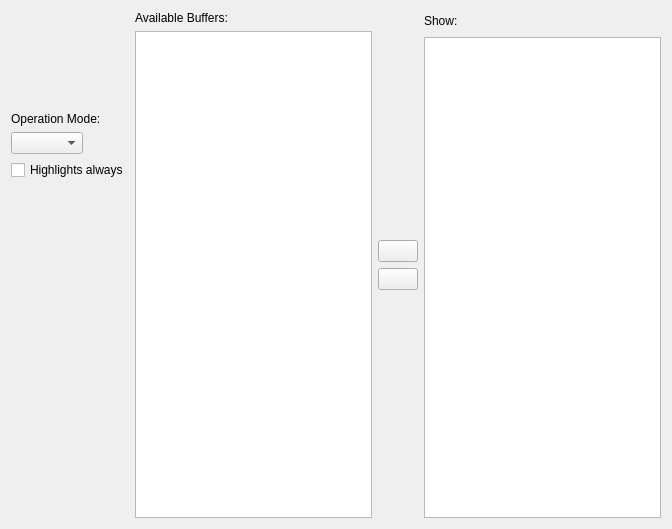
Before: the Qt Designer form src/qtui/settingspages/chatmonitorsettingspage.ui in quassel/quassel, drawn with Qt 5.
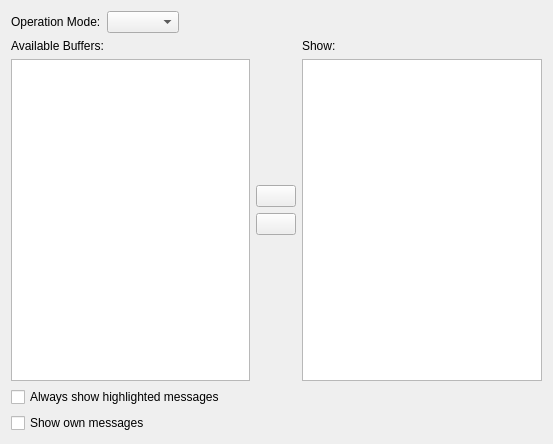
After: the same form once the commit is applied. Icons and pictures are not drawn. Custom widgets are drawn as their Qt base class.

What changed in the file:
```diff
--- a/src/qtui/settingspages/chatmonitorsettingspage.ui
+++ b/src/qtui/settingspages/chatmonitorsettingspage.ui
@@ -5,29 +5,16 @@
    <rect>
     <x>0</x>
     <y>0</y>
-    <width>672</width>
-    <height>529</height>
+    <width>553</width>
+    <height>444</height>
    </rect>
   </property>
   <property name="windowTitle" >
    <string>Form</string>
   </property>
-  <layout class="QHBoxLayout" name="horizontalLayout_3" >
+  <layout class="QVBoxLayout" name="verticalLayout_4" >
    <item>
-    <layout class="QVBoxLayout" name="verticalLayout_3" >
-     <item>
-      <spacer name="verticalSpacer_4" >
-       <property name="orientation" >
-        <enum>Qt::Vertical</enum>
-       </property>
-       <property name="sizeHint" stdset="0" >
-        <size>
-         <width>20</width>
-         <height>40</height>
-        </size>
-       </property>
-      </spacer>
-     </item>
+    <layout class="QHBoxLayout" name="horizontalLayout_2" >
      <item>
       <widget class="QLabel" name="label" >
        <property name="text" >
@@ -36,8 +23,6 @@
       </widget>
      </item>
      <item>
-      <layout class="QHBoxLayout" name="horizontalLayout_2" >
-       <item>
         <widget class="QComboBox" name="operationMode" >
          <property name="toolTip" >
           <string>&lt;!DOCTYPE HTML PUBLIC "-//W3C//DTD HTML 4.0//EN" "http://www.w3.org/TR/REC-html40/strict.dtd">
@@ -51,7 +36,7 @@
         </widget>
        </item>
        <item>
-        <spacer name="horizontalSpacer_2" >
+      <spacer name="horizontalSpacer" >
          <property name="orientation" >
           <enum>Qt::Horizontal</enum>
          </property>
@@ -66,32 +51,9 @@
       </layout>
      </item>
      <item>
-      <widget class="QCheckBox" name="highlightAlways" >
-       <property name="toolTip" >
-        <string>Show highlights in chatmonitor even if the originating buffer is ignored</string>
-       </property>
-       <property name="text" >
-        <string>Highlights always</string>
-       </property>
-      </widget>
-     </item>
+    <layout class="QHBoxLayout" name="horizontalLayout" >
      <item>
-      <spacer name="verticalSpacer_3" >
-       <property name="orientation" >
-        <enum>Qt::Vertical</enum>
-       </property>
-       <property name="sizeHint" stdset="0" >
-        <size>
-         <width>20</width>
-         <height>338</height>
-        </size>
-       </property>
-      </spacer>
-     </item>
-    </layout>
-   </item>
-   <item>
-    <layout class="QVBoxLayout" >
+      <layout class="QVBoxLayout" name="verticalLayout_3" >
      <item>
       <widget class="QLabel" name="labelAvailableBuffers" >
        <property name="text" >
@@ -167,8 +129,6 @@
    <item>
     <layout class="QVBoxLayout" name="verticalLayout_2" >
      <item>
-      <layout class="QHBoxLayout" name="horizontalLayout" >
-       <item>
         <widget class="QLabel" name="labelActiveBuffers" >
          <property name="text" >
           <string>Show:</string>
@@ -176,24 +136,28 @@
         </widget>
        </item>
        <item>
-        <spacer name="horizontalSpacer" >
-         <property name="orientation" >
-          <enum>Qt::Horizontal</enum>
-         </property>
-         <property name="sizeHint" stdset="0" >
-          <size>
-           <width>40</width>
-           <height>20</height>
-          </size>
-         </property>
-        </spacer>
-       </item>
-      </layout>
-     </item>
-     <item>
       <widget class="BufferView" name="activeBuffers" />
      </item>
     </layout>
+     </item>
+    </layout>
+   </item>
+   <item>
+    <widget class="QCheckBox" name="showHighlights" >
+     <property name="toolTip" >
+      <string>Show highlights in chatmonitor even if the originating buffer is ignored</string>
+     </property>
+     <property name="text" >
+      <string>Always show highlighted messages</string>
+     </property>
+    </widget>
+   </item>
+   <item>
+    <widget class="QCheckBox" name="showOwnMessages" >
+     <property name="text" >
+      <string>Show own messages</string>
+     </property>
+    </widget>
    </item>
   </layout>
  </widget>
```
Left out of the diff: 6 changed lines with no effect on the pictures. Lines whose indentation alone changed are shown as unchanged.
